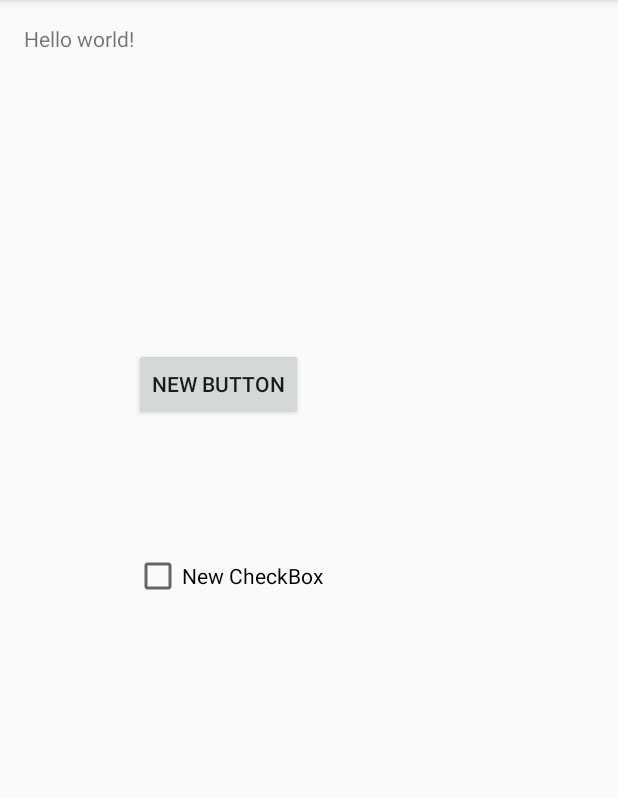
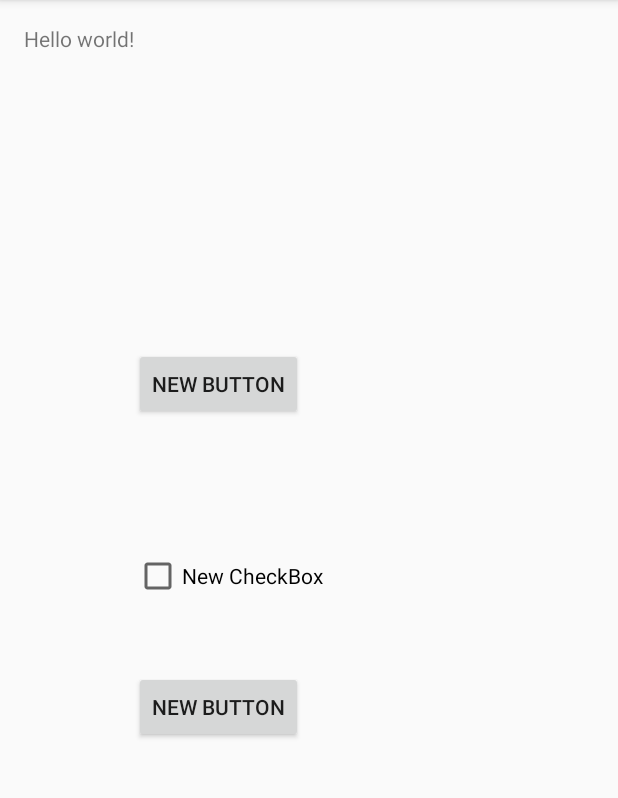
Before and after one commit to msalivar/Freya, an Android app: the screen it shows after launch (MainActivity), on a phone screen of 412 x 824 dp, the part 84-882 px from its top. Run offline under Robolectric (Android 15) with nearby library versions, the phone set to English and light mode, and no system bars.

Commit message:
Name Change Test

```diff
--- a/app/src/main/res/layout/activity_main.xml
+++ b/app/src/main/res/layout/activity_main.xml
@@ -26,4 +26,14 @@
         android:layout_toEndOf="@+id/textView"
         android:layout_marginBottom="88dp" />
 
+    <Button
+        style="?android:attr/buttonStyleSmall"
+        android:layout_width="wrap_content"
+        android:layout_height="wrap_content"
+        android:text="New Button"
+        android:id="@+id/button2"
+        android:layout_below="@+id/checkBox"
+        android:layout_toEndOf="@+id/textView"
+        android:layout_marginTop="47dp" />
+
 </RelativeLayout>
```
